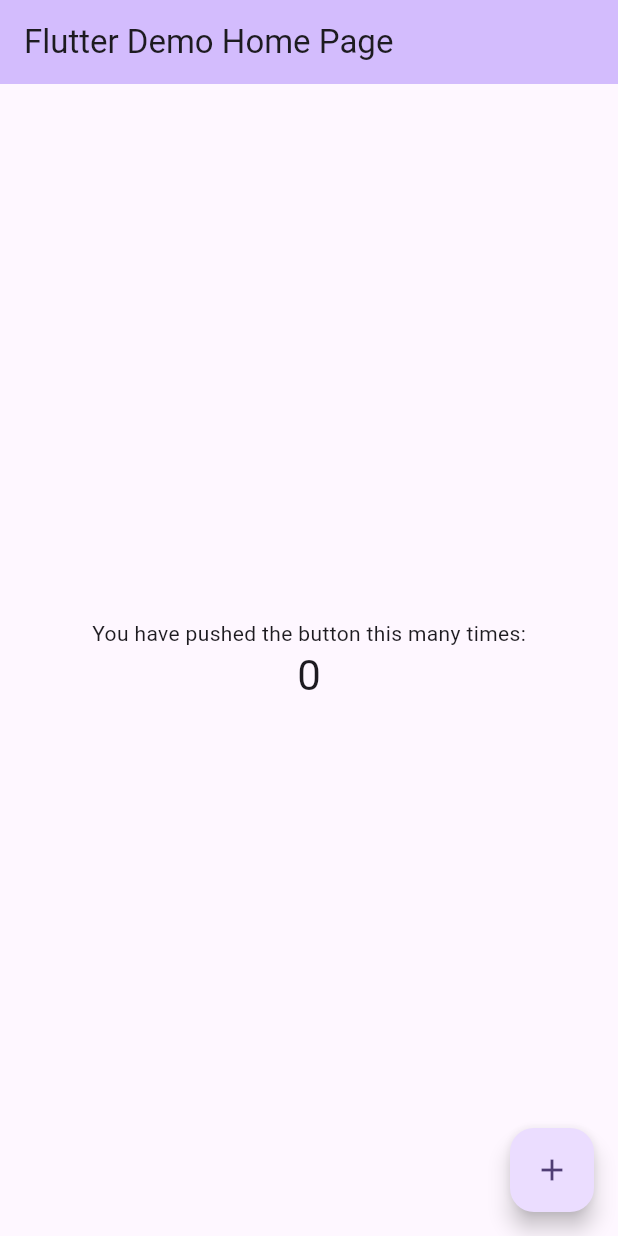
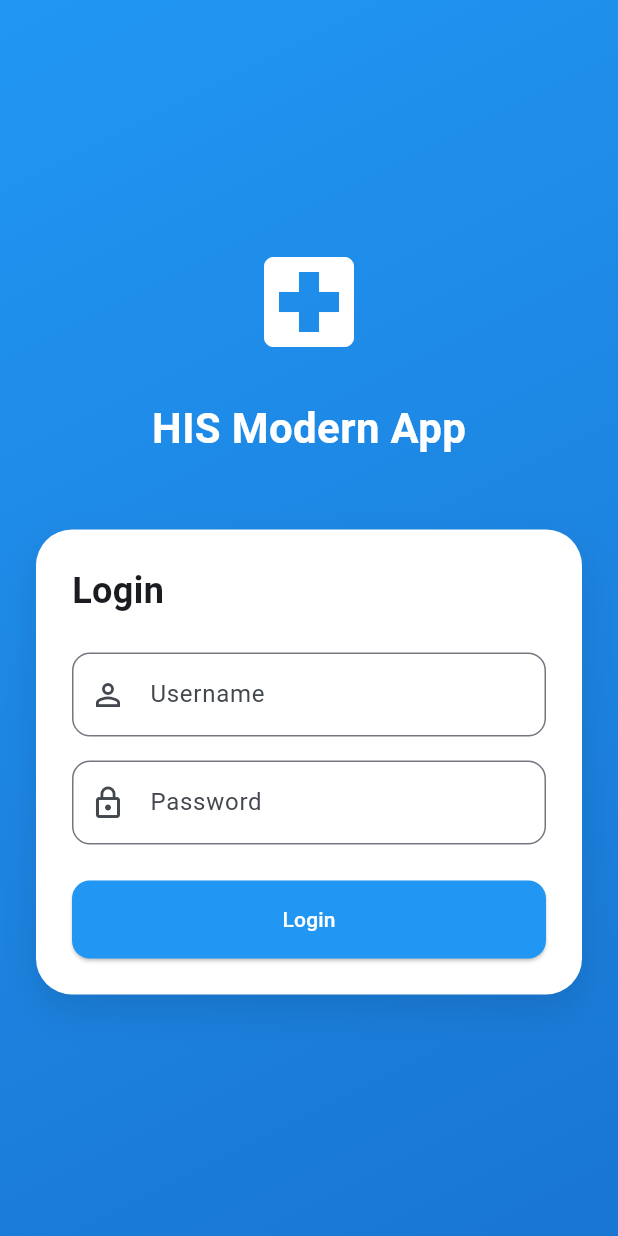
Before and after one commit to mahmoud97rmd/HIS-Modern-App---Complete-Setup, a Flutter app: the screen it shows after launch, on a phone screen of 412 x 824 dp. Run offline on Flutter 3.47's test engine with Material 3 defaults, Android fonts, the phone set to English and light mode, and no system bars.

Commit message:
Fix main.dart - Remove syntax errors

```diff
--- a/lib/main.dart
+++ b/lib/main.dart
@@ -1,121 +1,288 @@
 import 'package:flutter/material.dart';
+import 'package:flutter/services.dart';
 
-void main() {
+void main() async {
+  WidgetsFlutterBinding.ensureInitialized();
+
+  await SystemChrome.setPreferredOrientations([
+    DeviceOrientation.portraitUp,
+  ]);
+
+  SystemChrome.setSystemUIOverlayStyle(
+    const SystemUiOverlayStyle(statusBarColor: Colors.transparent),
+  );
+
   runApp(const MyApp());
 }
 
 class MyApp extends StatelessWidget {
   const MyApp({super.key});
 
-  // This widget is the root of your application.
   @override
   Widget build(BuildContext context) {
     return MaterialApp(
-      title: 'Flutter Demo',
+      title: 'HIS Modern App',
+      debugShowCheckedModeBanner: false,
       theme: ThemeData(
-        // This is the theme of your application.
-        //
-        // TRY THIS: Try running your application with "flutter run". You'll see
-        // the application has a purple toolbar. Then, without quitting the app,
-        // try changing the seedColor in the colorScheme below to Colors.green
-        // and then invoke "hot reload" (save your changes or press the "hot
-        // reload" button in a Flutter-supported IDE, or press "r" if you used
-        // the command line to start the app).
-        //
-        // Notice that the counter didn't reset back to zero; the application
-        // state is not lost during the reload. To reset the state, use hot
-        // restart instead.
-        //
-        // This works for code too, not just values: Most code changes can be
-        // tested with just a hot reload.
-        colorScheme: .fromSeed(seedColor: Colors.deepPurple),
+        useMaterial3: true,
+        colorScheme: ColorScheme.fromSeed(seedColor: Colors.blue),
+        scaffoldBackgroundColor: const Color(0xFFF5F5F5),
+        appBarTheme: const AppBarTheme(
+          elevation: 0,
+          centerTitle: true,
+          backgroundColor: Colors.white,
+          foregroundColor: Colors.black87,
+        ),
+        cardTheme: CardTheme(
+          elevation: 2,
+          shape: RoundedRectangleBorder(
+            borderRadius: BorderRadius.circular(16),
+          ),
+        ),
+        elevatedButtonTheme: ElevatedButtonThemeData(
+          style: ElevatedButton.styleFrom(
+            backgroundColor: Colors.blue,
+            foregroundColor: Colors.white,
+            padding: const EdgeInsets.symmetric(horizontal: 24, vertical: 16),
+            shape: RoundedRectangleBorder(
+              borderRadius: BorderRadius.circular(12),
+            ),
+          ),
+        ),
       ),
-      home: const MyHomePage(title: 'Flutter Demo Home Page'),
+      home: const LoginScreen(),
     );
   }
 }
 
-class MyHomePage extends StatefulWidget {
-  const MyHomePage({super.key, required this.title});
-
-  // This widget is the home page of your application. It is stateful, meaning
-  // that it has a State object (defined below) that contains fields that affect
-  // how it looks.
-
-  // This class is the configuration for the state. It holds the values (in this
-  // case the title) provided by the parent (in this case the App widget) and
-  // used by the build method of the State. Fields in a Widget subclass are
-  // always marked "final".
-
-  final String title;
+class LoginScreen extends StatefulWidget {
+  const LoginScreen({super.key});
 
   @override
-  State<MyHomePage> createState() => _MyHomePageState();
+  State<LoginScreen> createState() => _LoginScreenState();
 }
 
-class _MyHomePageState extends State<MyHomePage> {
-  int _counter = 0;
+class _LoginScreenState extends State<LoginScreen> {
+  final _usernameController = TextEditingController();
+  final _passwordController = TextEditingController();
+  bool _isLoading = false;
 
-  void _incrementCounter() {
-    setState(() {
-      // This call to setState tells the Flutter framework that something has
-      // changed in this State, which causes it to rerun the build method below
-      // so that the display can reflect the updated values. If we changed
-      // _counter without calling setState(), then the build method would not be
-      // called again, and so nothing would appear to happen.
-      _counter++;
-    });
+  void _login() async {
+    if (_usernameController.text.isEmpty || _passwordController.text.isEmpty) {
+      ScaffoldMessenger.of(context).showSnackBar(
+        const SnackBar(content: Text('Please enter credentials')),
+      );
+      return;
+    }
+
+    setState(() => _isLoading = true);
+    await Future.delayed(const Duration(seconds: 1));
+    setState(() => _isLoading = false);
+
+    if (mounted) {
+      Navigator.pushReplacement(
+        context,
+        MaterialPageRoute(builder: (_) => const HomeScreen()),
+      );
+    }
   }
 
   @override
   Widget build(BuildContext context) {
-    // This method is rerun every time setState is called, for instance as done
-    // by the _incrementCounter method above.
-    //
-    // The Flutter framework has been optimized to make rerunning build methods
-    // fast, so that you can just rebuild anything that needs updating rather
-    // than having to individually change instances of widgets.
+    return Scaffold(
+      body: Container(
+        decoration: const BoxDecoration(
+          gradient: LinearGradient(
+            colors: [Color(0xFF2196F3), Color(0xFF1976D2)],
+            begin: Alignment.topLeft,
+            end: Alignment.bottomRight,
+          ),
+        ),
+        child: SafeArea(
+          child: Center(
+            child: SingleChildScrollView(
+              padding: const EdgeInsets.all(24),
+              child: Column(
+                mainAxisAlignment: MainAxisAlignment.center,
+                children: [
+                  const Icon(
+                    Icons.local_hospital,
+                    size: 80,
+                    color: Colors.white,
+                  ),
+                  const SizedBox(height: 24),
+                  const Text(
+                    'HIS Modern App',
+                    style: TextStyle(
+                      fontSize: 28,
+                      fontWeight: FontWeight.bold,
+                      color: Colors.white,
+                    ),
+                  ),
+                  const SizedBox(height: 48),
+                  Container(
+                    padding: const EdgeInsets.all(24),
+                    decoration: BoxDecoration(
+                      color: Colors.white,
+                      borderRadius: BorderRadius.circular(24),
+                      boxShadow: [
+                        BoxShadow(
+                          color: Colors.black.withOpacity(0.1),
+                          blurRadius: 20,
+                          offset: const Offset(0, 10),
+                        ),
+                      ],
+                    ),
+                    child: Column(
+                      crossAxisAlignment: CrossAxisAlignment.stretch,
+                      children: [
+                        const Text(
+                          'Login',
+                          style: TextStyle(
+                            fontSize: 24,
+                            fontWeight: FontWeight.bold,
+                          ),
+                        ),
+                        const SizedBox(height: 24),
+                        TextField(
+                          controller: _usernameController,
+                          decoration: InputDecoration(
+                            labelText: 'Username',
+                            prefixIcon: const Icon(Icons.person_outline),
+                            border: OutlineInputBorder(
+                              borderRadius: BorderRadius.circular(12),
+                            ),
+                          ),
+                        ),
+                        const SizedBox(height: 16),
+                        TextField(
+                          controller: _passwordController,
+                          obscureText: true,
+                          decoration: InputDecoration(
+                            labelText: 'Password',
+                            prefixIcon: const Icon(Icons.lock_outline),
+                            border: OutlineInputBorder(
+                              borderRadius: BorderRadius.circular(12),
+                            ),
+                          ),
+                        ),
+                        const SizedBox(height: 24),
+                        ElevatedButton(
+                          onPressed: _isLoading ? null : _login,
+                          child: _isLoading
+                              ? const SizedBox(
+                                  height: 20,
+                                  width: 20,
+                                  child: CircularProgressIndicator(
+                                    color: Colors.white,
+                                    strokeWidth: 2,
+                                  ),
+                                )
+                              : const Text('Login'),
+                        ),
+                      ],
+                    ),
+                  ),
+                ],
+              ),
+            ),
+          ),
+        ),
+      ),
+    );
+  }
+
+  @override
+  void dispose() {
+    _usernameController.dispose();
+    _passwordController.dispose();
+    super.dispose();
+  }
+}
+
+class HomeScreen extends StatelessWidget {
+  const HomeScreen({super.key});
+
+  @override
+  Widget build(BuildContext context) {
+    final menuItems = [
+      {'title': 'Visits', 'icon': Icons.medical_services, 'color': const Color(0xFF2196F3)},
+      {'title': 'Laboratory', 'icon': Icons.science, 'color': const Color(0xFF4CAF50)},
+      {'title': 'X-Ray', 'icon': Icons.wb_iridescent, 'color': const Color(0xFFFF9800)},
+      {'title': 'Services', 'icon': Icons.health_and_safety, 'color': const Color(0xFF9C27B0)},
+      {'title': 'Warehouse', 'icon': Icons.inventory, 'color': const Color(0xFFE91E63)},
+      {'title': 'Calendar', 'icon': Icons.calendar_today, 'color': const Color(0xFF00BCD4)},
+    ];
+
     return Scaffold(
       appBar: AppBar(
-        // TRY THIS: Try changing the color here to a specific color (to
-        // Colors.amber, perhaps?) and trigger a hot reload to see the AppBar
-        // change color while the other colors stay the same.
-        backgroundColor: Theme.of(context).colorScheme.inversePrimary,
-        // Here we take the value from the MyHomePage object that was created by
-        // the App.build method, and use it to set our appbar title.
-        title: Text(widget.title),
+        title: const Text('Home'),
+        actions: [
+          IconButton(
+            icon: const Icon(Icons.settings),
+            onPressed: () {},
+          ),
+        ],
       ),
-      body: Center(
-        // Center is a layout widget. It takes a single child and positions it
-        // in the middle of the parent.
-        child: Column(
-          // Column is also a layout widget. It takes a list of children and
-          // arranges them vertically. By default, it sizes itself to fit its
-          // children horizontally, and tries to be as tall as its parent.
-          //
-          // Column has various properties to control how it sizes itself and
-          // how it positions its children. Here we use mainAxisAlignment to
-          // center the children vertically; the main axis here is the vertical
-          // axis because Columns are vertical (the cross axis would be
-          // horizontal).
-          //
-          // TRY THIS: Invoke "debug painting" (choose the "Toggle Debug Paint"
-          // action in the IDE, or press "p" in the console), to see the
-          // wireframe for each widget.
-          mainAxisAlignment: .center,
-          children: [
-            const Text('You have pushed the button this many times:'),
-            Text(
-              '$_counter',
-              style: Theme.of(context).textTheme.headlineMedium,
+      body: GridView.builder(
+        padding: const EdgeInsets.all(16),
+        gridDelegate: const SliverGridDelegateWithFixedCrossAxisCount(
+          crossAxisCount: 2,
+          crossAxisSpacing: 16,
+          mainAxisSpacing: 16,
+          childAspectRatio: 1.1,
+        ),
+        itemCount: menuItems.length,
+        itemBuilder: (context, index) {
+          final item = menuItems[index];
+          return InkWell(
+            onTap: () {
+              ScaffoldMessenger.of(context).showSnackBar(
+                SnackBar(content: Text('${item['title']} clicked')),
+              );
+            },
+            borderRadius: BorderRadius.circular(20),
+            child: Container(
+              decoration: BoxDecoration(
+                gradient: LinearGradient(
+                  colors: [
+                    item['color'] as Color,
+                    (item['color'] as Color).withOpacity(0.7),
+                  ],
+                  begin: Alignment.topLeft,
+                  end: Alignment.bottomRight,
+                ),
+                borderRadius: BorderRadius.circular(20),
+                boxShadow: [
+                  BoxShadow(
+                    color: (item['color'] as Color).withOpacity(0.3),
+                    blurRadius: 8,
+                    offset: const Offset(0, 4),
+                  ),
+                ],
+              ),
+              child: Column(
+                mainAxisAlignment: MainAxisAlignment.center,
+                children: [
+                  Icon(
+                    item['icon'] as IconData,
+                    size: 48,
+                    color: Colors.white,
+                  ),
+                  const SizedBox(height: 12),
+                  Text(
+                    item['title'] as String,
+                    style: const TextStyle(
+                      color: Colors.white,
+                      fontSize: 16,
+                      fontWeight: FontWeight.w600,
+                    ),
+                  ),
+                ],
+              ),
             ),
-          ],
-        ),
-      ),
-      floatingActionButton: FloatingActionButton(
-        onPressed: _incrementCounter,
-        tooltip: 'Increment',
-        child: const Icon(Icons.add),
+          );
+        },
       ),
     );
   }
```
Also changed, not shown: pubspec.lock, 1 other file.
